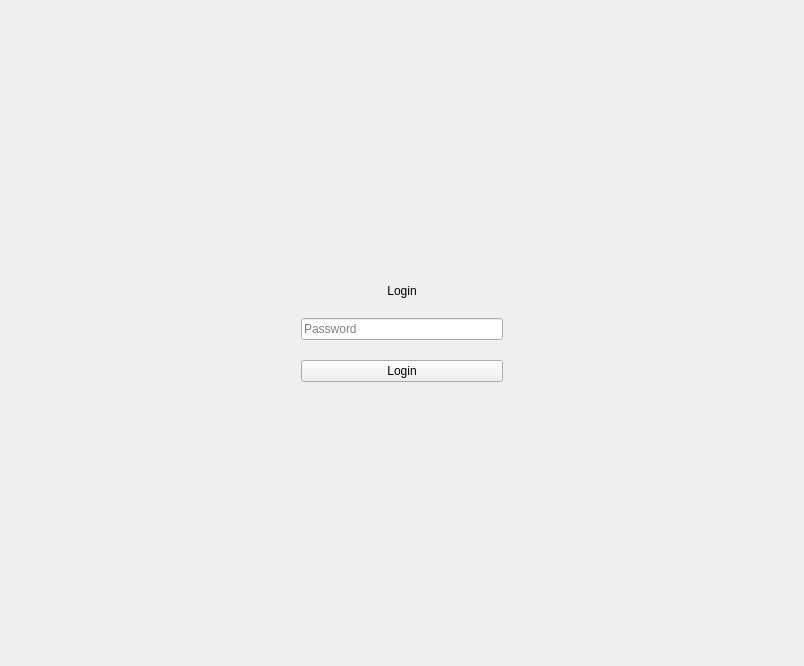
Old version of the form src/app/ui/login.ui in the repository TIS2023-FMFI/pracovne-instrukcie.
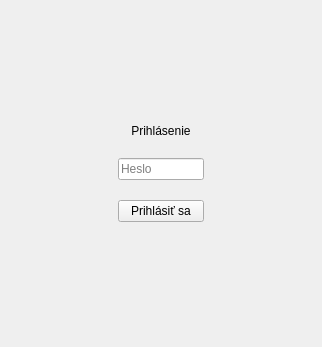
New version of the form.

The edit to the form file:
```diff
--- a/src/app/ui/login.ui
+++ b/src/app/ui/login.ui
@@ -6,8 +6,8 @@
    <rect>
     <x>0</x>
     <y>0</y>
-    <width>804</width>
-    <height>666</height>
+    <width>322</width>
+    <height>347</height>
    </rect>
   </property>
   <property name="windowTitle">
@@ -76,7 +76,7 @@
       <string notr="true"/>
      </property>
      <property name="text">
-      <string>Login</string>
+      <string>Prihlásenie</string>
      </property>
      <property name="alignment">
       <set>Qt::AlignCenter</set>
@@ -95,7 +95,7 @@
       <string notr="true"/>
      </property>
      <property name="text">
-      <string>Login</string>
+      <string>Prihlásiť sa</string>
      </property>
     </widget>
    </item>
@@ -120,7 +120,7 @@
       <string notr="true"/>
      </property>
      <property name="placeholderText">
-      <string>Password</string>
+      <string>Heslo</string>
      </property>
     </widget>
    </item>
```
